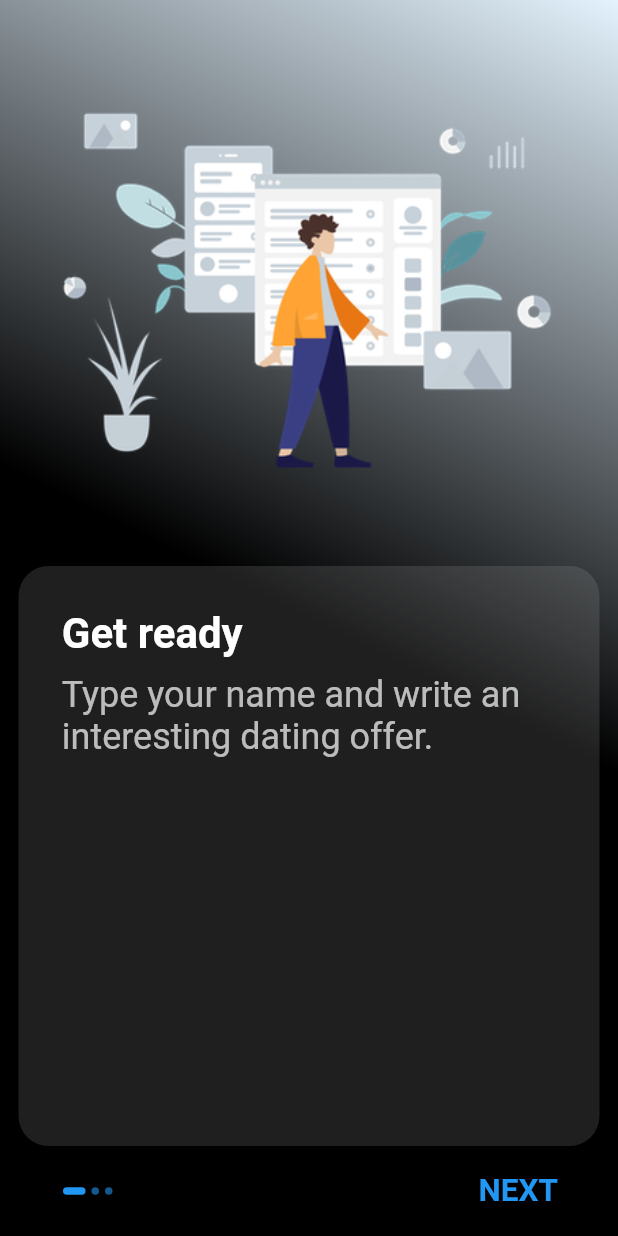
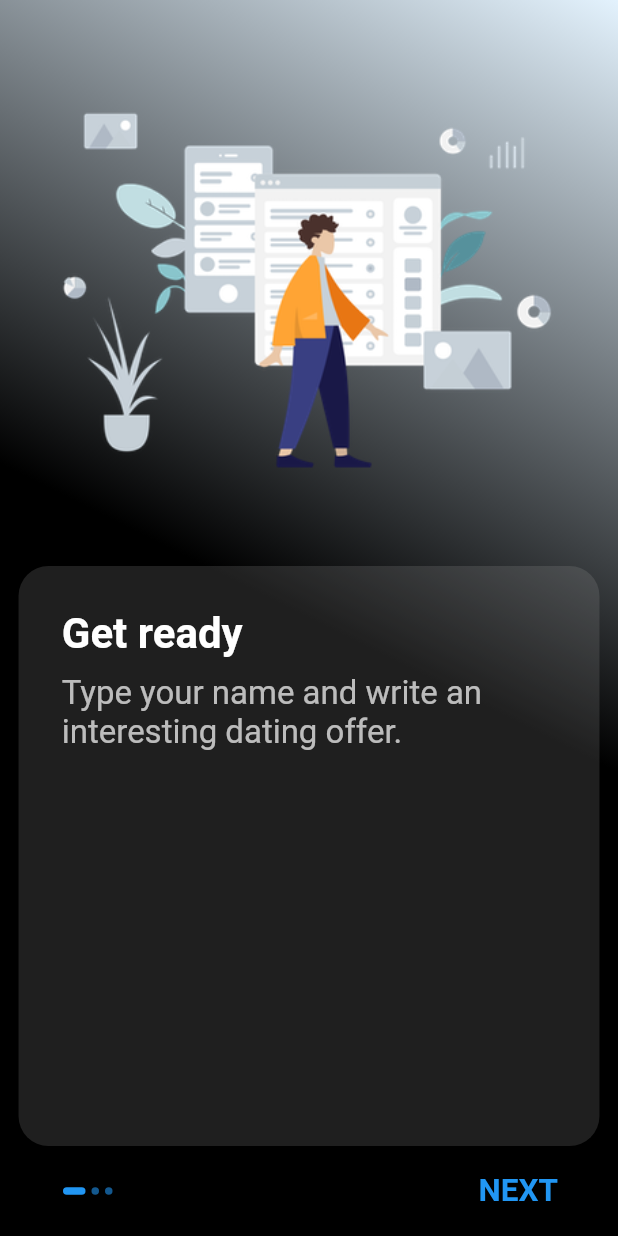
Before and after one commit to nukeolay/small_talk, a Flutter app: the screen it shows after launch, on a phone screen of 412 x 824 dp. Run offline on Flutter 3.47's test engine with Material 2 defaults, Android fonts, the phone set to English and light mode, and no system bars; our stand-ins replace easy_localization, shared_preferences.

Commit message:
fixed instruction text overflow

```diff
--- a/lib/widgets/slide_tile.dart
+++ b/lib/widgets/slide_tile.dart
@@ -34,7 +34,11 @@ class SlideTile extends StatelessWidget {
             margin: EdgeInsets.only(
               left: height * 0.015,
               right: height * 0.015,
-              bottom: kIsWeb ? 70 : Platform.isIOS ? 70.0 : 60.0,
+              bottom: kIsWeb
+                  ? 70
+                  : Platform.isIOS
+                      ? 70.0
+                      : 60.0,
             ),
             decoration: BoxDecoration(
               color: Theme.of(context).cardColor,
@@ -43,26 +47,31 @@ class SlideTile extends StatelessWidget {
             child: Padding(
               padding: EdgeInsets.symmetric(
                   vertical: height * 0.035, horizontal: height * 0.035),
+              child: SingleChildScrollView(
                 child: Column(
                   crossAxisAlignment: CrossAxisAlignment.stretch,
                   children: [
                     Text(
                       title,
-                    style: TextStyle(
-                        fontWeight: FontWeight.bold,
-                        fontSize: 28),
+                      style:
+                          TextStyle(fontWeight: FontWeight.bold, fontSize: 28),
                     ),
                     SizedBox(
                       height: 10.0,
                     ),
-                  SingleChildScrollView(
-                    child: Text(instruction,
+                    Text(
+                      instruction,
                       style: TextStyle(
-                          color: Theme.of(context).textTheme.bodyText1!.color!.withOpacity(0.7),
-                          fontSize: 24,//height * 0.025
-                        )),
+                        color: Theme.of(context)
+                            .textTheme
+                            .bodyText1!
+                            .color!
+                            .withOpacity(0.7),
+                        fontSize: 22, //height * 0.025
+                      ),
                     ),
                   ],
+                ),
               ),
             ),
           ),
```
Also changed, not shown: 4 other files. Lines whose indentation alone changed are shown as unchanged.
